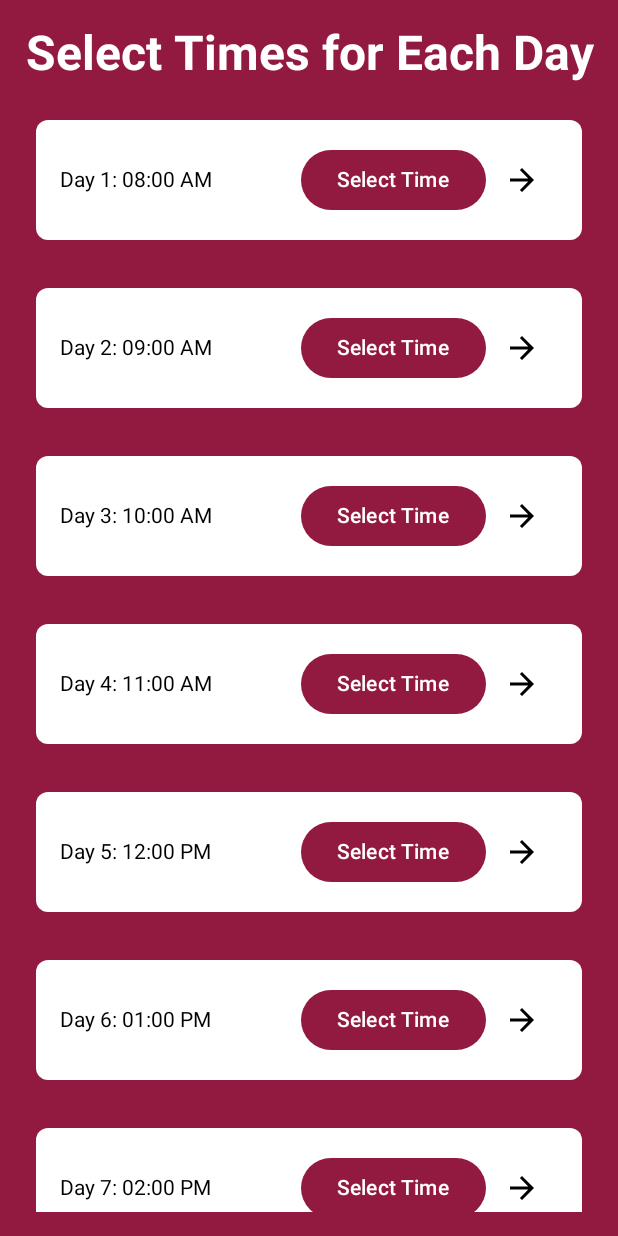
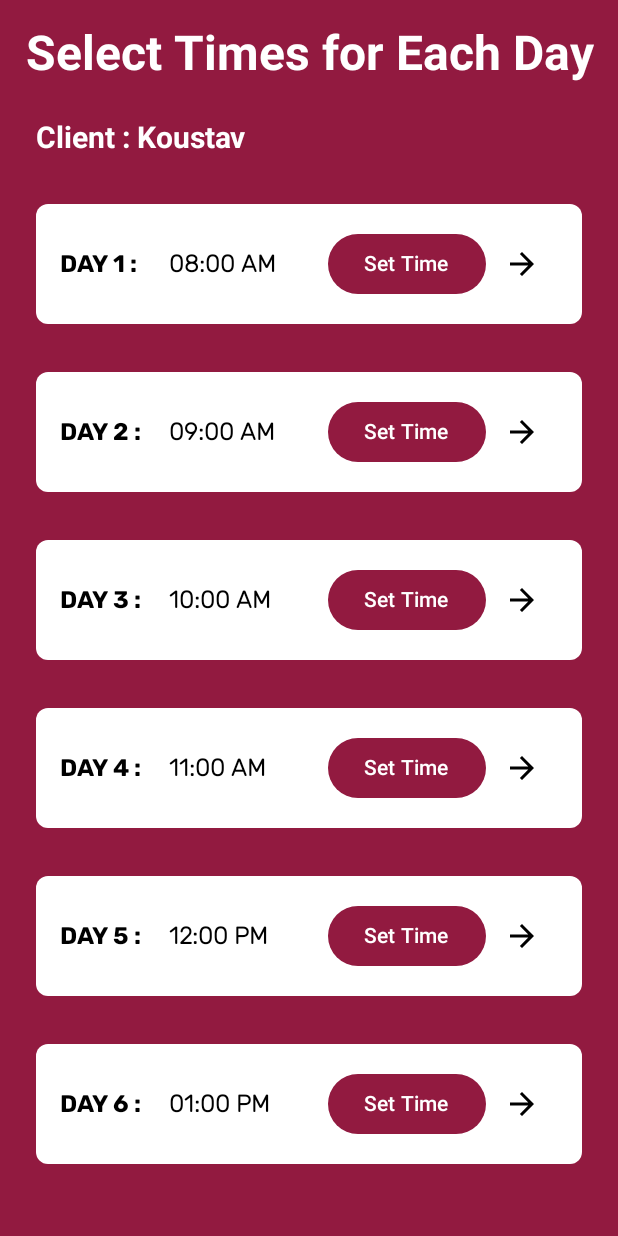
Before and after one commit to Kroy2905/JetPack, an Android app built with Jetpack Compose: the @Preview function preview4, on a phone screen of 412 x 824 dp. Run offline under Robolectric (Android 15) with nearby library versions, the phone set to English and light mode, and no system bars.

Commit message:
Select time for day screen completed

```diff
--- a/app/src/main/java/com/kroy/sseditor/screens/SevenDayScreen.kt
+++ b/app/src/main/java/com/kroy/sseditor/screens/SevenDayScreen.kt
@@ -26,6 +26,7 @@ import androidx.compose.ui.tooling.preview.Preview
 import androidx.compose.ui.unit.sp
 import com.google.android.material.timepicker.MaterialTimePicker
 import com.google.android.material.timepicker.TimeFormat
+import com.kroy.sseditor.ui.theme.CustomBoldTypography
 import com.kroy.sseditor.ui.theme.CustomTypography
 import com.kroy.sseditor.ui.theme.Primary
 import java.util.Calendar
@@ -56,6 +57,17 @@ fun SevenDayScreen() {
                 .padding(bottom = 16.dp)
                 .fillMaxWidth(),
             textAlign = TextAlign.Center,
+            color = Color.White
+        )
+
+        Text(
+            text = "Client : Koustav ", // client name goes here
+            style = MaterialTheme.typography.headlineLarge.copy(fontWeight = FontWeight.Bold),
+            fontSize = 20.sp,
+            modifier = Modifier
+                .padding(bottom = 16.dp, start = 8.dp)
+                .fillMaxWidth(),
+            textAlign = TextAlign.Start,
             color = Color.White
         )
 
@@ -105,9 +117,15 @@ fun DayWithTimePicker(day: String, time: String, onTimeSelected: (String) -> Uni
             .background(Color.White, RoundedCornerShape(8.dp))
             .padding(16.dp),
         verticalAlignment = Alignment.CenterVertically,
-        horizontalArrangement = Arrangement.SpaceBetween
+        horizontalArrangement = Arrangement.SpaceEvenly
     ) {
-        Text(text = "Day $day: $time", modifier = Modifier.weight(1f))
+        Text(text = "DAY $day :", modifier = Modifier.weight(.5f),
+            style = CustomBoldTypography.titleMedium, fontSize = 16.sp
+            )
+
+        Text(text = " $time", modifier = Modifier.weight(.8f),
+            style = CustomTypography.titleMedium, fontSize = 16.sp
+        )
 
         // Button to open the time picker
         Button(onClick = { showTimePicker = true },
@@ -115,7 +133,7 @@ fun DayWithTimePicker(day: String, time: String, onTimeSelected: (String) -> Uni
                 containerColor = Primary,
                 contentColor = Color.White
             )) {
-            Text("Select Time")
+            Text("Set Time")
         }
 
         // Go button
```
